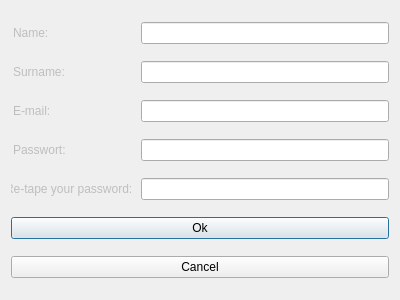
This is QLoginInterface/signup.ui in CppProgrammer23/QtProjects as Qt 5 draws it before an edit. The edited form follows.
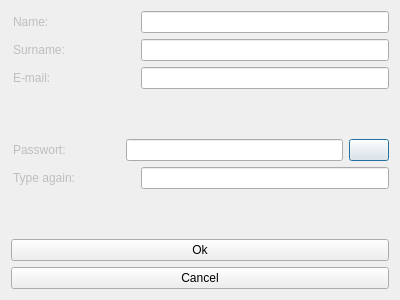
This is the edited form. Icons and pictures are not drawn.

The edit to the form file:
```diff
--- a/QLoginInterface/signup.ui
+++ b/QLoginInterface/signup.ui
@@ -75,7 +75,23 @@
     </layout>
    </item>
    <item>
-    <layout class="QHBoxLayout" name="horizontalLayout_4" stretch="1,2">
+    <widget class="QLabel" name="labelEmailInfo">
+     <property name="enabled">
+      <bool>false</bool>
+     </property>
+     <property name="font">
+      <font>
+       <pointsize>8</pointsize>
+       <italic>true</italic>
+      </font>
+     </property>
+     <property name="text">
+      <string/>
+     </property>
+    </widget>
+   </item>
+   <item>
+    <layout class="QHBoxLayout" name="horizontalLayout_4" stretch="1,2,0">
      <item>
       <widget class="QLineEdit" name="line_pass">
        <property name="enabled">
@@ -90,7 +106,21 @@
       </widget>
      </item>
      <item>
-      <widget class="QLineEdit" name="linePassEdit"/>
+      <widget class="QLineEdit" name="linePassEdit">
+       <property name="echoMode">
+        <enum>QLineEdit::Password</enum>
+       </property>
+      </widget>
+     </item>
+     <item>
+      <widget class="QPushButton" name="visible">
+       <property name="styleSheet">
+        <string notr="true">image: url(:/imag/visible.png);</string>
+       </property>
+       <property name="text">
+        <string/>
+       </property>
+      </widget>
      </item>
     </layout>
    </item>
@@ -102,7 +132,7 @@
         <bool>false</bool>
        </property>
        <property name="text">
-        <string>Re-tape your password:</string>
+        <string>Type again:</string>
        </property>
        <property name="frame">
         <bool>false</bool>
@@ -110,10 +140,24 @@
       </widget>
      </item>
      <item>
-      <widget class="QLineEdit" name="linePassAgainEdit"/>
+      <widget class="QLineEdit" name="linePassAgainEdit">
+       <property name="echoMode">
+        <enum>QLineEdit::Password</enum>
+       </property>
+      </widget>
      </item>
     </layout>
    </item>
+   <item>
+    <widget class="QLabel" name="labelPass">
+     <property name="enabled">
+      <bool>false</bool>
+     </property>
+     <property name="text">
+      <string/>
+     </property>
+    </widget>
+   </item>
    <item>
     <widget class="QPushButton" name="okbutton">
      <property name="text">
```
